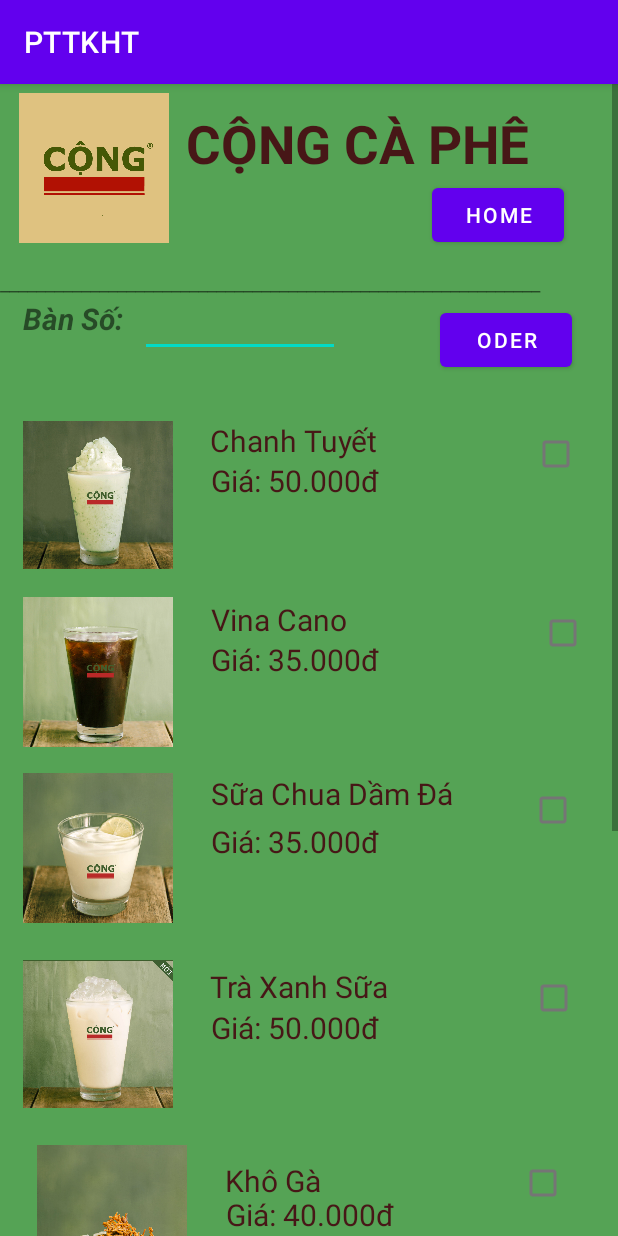
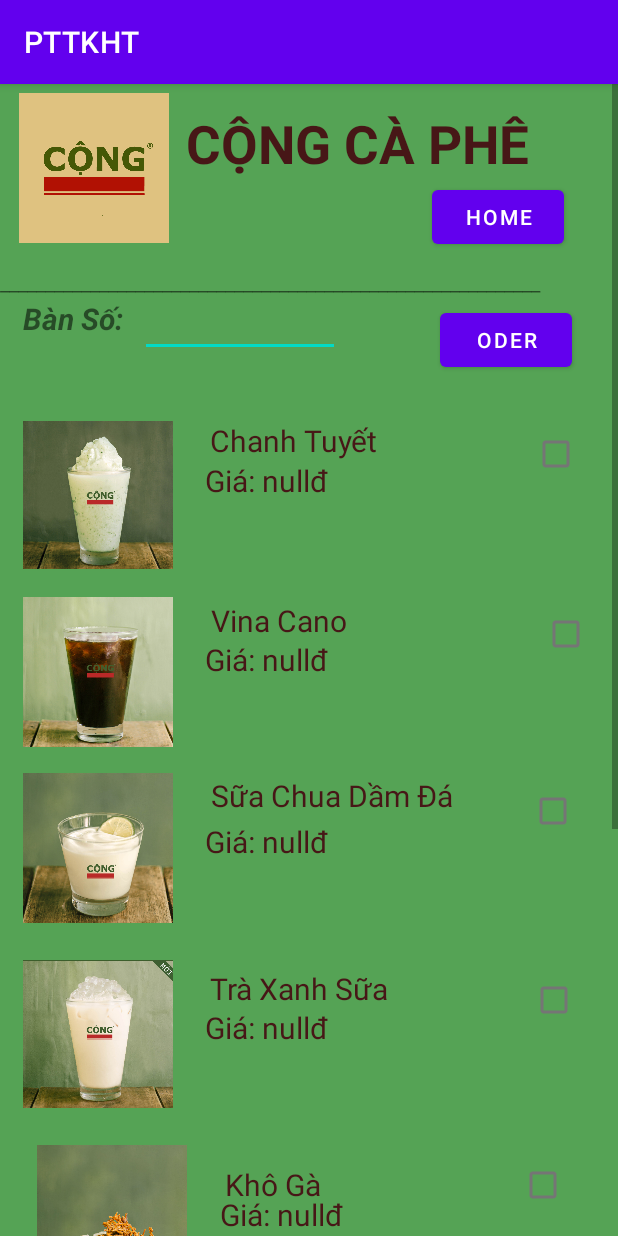
Before and after one commit to thanhtung901/BTL_android_studio, an Android app: the oderr screen opened directly, with no data from a screen before it, on a phone screen of 412 x 824 dp. Run offline under Robolectric (Android 15) with nearby library versions, the phone set to English and light mode, and no system bars; our stand-ins replace Firebase (no records; nobody signed in at launch, a user with empty details on screens opened directly).

Commit message:
activity

```diff
--- a/app/build.gradle
+++ b/app/build.gradle
@@ -1,5 +1,6 @@
 plugins {
     id 'com.android.application'
+    id 'com.google.gms.google-services'
 }
 
 android {
@@ -35,4 +36,7 @@
     testImplementation 'junit:junit:4.13.2'
     androidTestImplementation 'androidx.test.ext:junit:1.1.3'
     androidTestImplementation 'androidx.test.espresso:espresso-core:3.4.0'
+    implementation platform('com.google.firebase:firebase-bom:31.2.3')
+    implementation 'com.google.firebase:firebase-analytics'
+    implementation 'com.google.firebase:firebase-database:20.0.6'
 }
--- a/app/src/main/java/com/example/pttkht/oderr.java
+++ b/app/src/main/java/com/example/pttkht/oderr.java
@@ -1,5 +1,6 @@
 package com.example.pttkht;
 
+import androidx.annotation.NonNull;
 import androidx.appcompat.app.AppCompatActivity;
 
 import android.annotation.SuppressLint;
@@ -8,11 +9,19 @@
 import android.content.DialogInterface;
 import android.content.Intent;
 import android.os.Bundle;
+import android.util.Log;
 import android.view.View;
 import android.widget.Button;
 import android.widget.CheckBox;
 import android.widget.EditText;
+import android.widget.TextView;
 import android.widget.Toast;
+
+import com.google.android.gms.tasks.OnCompleteListener;
+import com.google.android.gms.tasks.Task;
+import com.google.firebase.database.DataSnapshot;
+import com.google.firebase.database.DatabaseReference;
+import com.google.firebase.database.FirebaseDatabase;
 
 import java.util.ArrayList;
 import java.util.Arrays;
@@ -22,9 +31,11 @@
     Button btoder, bthome;
     EditText txtsoban;
     CheckBox cbchanhtuyet,cbvanicano, cbsuachua,cbtraxanh, cbkhoga, cbhuongduong, cbthachden, cbmachiato;
-
+    TextView giachanhtuyet, giavinacano, giasuachua,giatraxanh, giakhoga,giahuongduong, giamachiato,giathachden;
     public static int sobans;
     public static String oderss;
+//    public int gia_chanhtuyet, gia_vinacano, gia_suachua,gia_traxanh, gia_khoga,gia_huongduong, gia_machiato,gia_thachden;
+    @SuppressLint("MissingInflatedId")
     @Override
     protected void onCreate(Bundle savedInstanceState) {
         super.onCreate(savedInstanceState);
@@ -43,6 +54,15 @@
         cbmachiato = findViewById(R.id.checkboxmachiato);
         cbthachden = findViewById(R.id.checkboxthachden);
 
+        giachanhtuyet = findViewById(R.id.giachanhtuyet);
+        giavinacano = findViewById(R.id.giavinacano);
+        giatraxanh = findViewById(R.id.giatraxanh);
+        giasuachua = findViewById(R.id.giasuachua);
+        giakhoga = findViewById(R.id.giakhoga);
+        giahuongduong = findViewById(R.id.giahuongduong);
+        giamachiato = findViewById(R.id.giamachiato);
+        giathachden = findViewById(R.id.giathachden);
+        delay();
 
         btoder.setOnClickListener(new View.OnClickListener() {
             @Override
@@ -106,4 +126,157 @@
         String do_oder = Arrays.toString(do_uong);
         return do_oder;
     }
+    public void get_chanhtuyet(){
+        FirebaseDatabase database = FirebaseDatabase.getInstance();
+        DatabaseReference myRef = database.getReference("/chanhtuyet");
+        myRef.get().addOnCompleteListener(new OnCompleteListener<DataSnapshot>() {
+            @Override
+            public void onComplete(@NonNull Task<DataSnapshot> task) {
+                if (!task.isSuccessful()) {
+                    Log.e("firebase", "Error getting data", task.getException());
+                    giachanhtuyet.setText("Error getting data");
+                }
+                else {
+                    giachanhtuyet.setText("Giá: "+String.valueOf(task.getResult().getValue()) + "đ");
+                }
+            }
+        });
+    }
+    public void get_huongduong(){
+        FirebaseDatabase database = FirebaseDatabase.getInstance();
+        DatabaseReference myRef = database.getReference("/huongduong");
+        myRef.get().addOnCompleteListener(new OnCompleteListener<DataSnapshot>() {
+            @Override
+            public void onComplete(@NonNull Task<DataSnapshot> task) {
+                if (!task.isSuccessful()) {
+                    Log.e("firebase", "Error getting data", task.getException());
+                    giahuongduong.setText("Error getting data");
+                }
+                else {
+                    giahuongduong.setText("Giá: "+String.valueOf(task.getResult().getValue()) + "đ");
+                }
+            }
+        });
+    }
+    public void get_khoga(){
+        FirebaseDatabase database = FirebaseDatabase.getInstance();
+        DatabaseReference myRef = database.getReference("/khoga");
+        myRef.get().addOnCompleteListener(new OnCompleteListener<DataSnapshot>() {
+            @Override
+            public void onComplete(@NonNull Task<DataSnapshot> task) {
+                if (!task.isSuccessful()) {
+                    Log.e("firebase", "Error getting data", task.getException());
+                    giakhoga.setText("Error getting data");
+                }
+                else {
+                    giakhoga.setText("Giá: "+String.valueOf(task.getResult().getValue()) + "đ");
+                }
+            }
+        });
+    }
+    public void get_machiato(){
+        FirebaseDatabase database = FirebaseDatabase.getInstance();
+        DatabaseReference myRef = database.getReference("/machiato");
+        myRef.get().addOnCompleteListener(new OnCompleteListener<DataSnapshot>() {
+            @Override
+            public void onComplete(@NonNull Task<DataSnapshot> task) {
+                if (!task.isSuccessful()) {
+                    Log.e("firebase", "Error getting data", task.getException());
+                    giamachiato.setText("Error getting data");
+                }
+                else {
+                    giamachiato.setText("Giá: "+String.valueOf(task.getResult().getValue()) + "đ");
+                }
+            }
+        });
+    }
+    public void get_suachua(){
+        FirebaseDatabase database = FirebaseDatabase.getInstance();
+        DatabaseReference myRef = database.getReference("/suachua");
+        myRef.get().addOnCompleteListener(new OnCompleteListener<DataSnapshot>() {
+            @Override
+            public void onComplete(@NonNull Task<DataSnapshot> task) {
+                if (!task.isSuccessful()) {
+                    Log.e("firebase", "Error getting data", task.getException());
+                    giasuachua.setText("Error getting data");
+                }
+                else {
+                    giasuachua.setText("Giá: "+String.valueOf(task.getResult().getValue()) + "đ");
+                }
+            }
+        });
+    }
+    public void get_thachden(){
+        FirebaseDatabase database = FirebaseDatabase.getInstance();
+        DatabaseReference myRef = database.getReference("/thachden");
+        myRef.get().addOnCompleteListener(new OnCompleteListener<DataSnapshot>() {
+            @Override
+            public void onComplete(@NonNull Task<DataSnapshot> task) {
+                if (!task.isSuccessful()) {
+                    Log.e("firebase", "Error getting data", task.getException());
+                    giathachden.setText("Error getting data");
+                }
+                else {
+                    giathachden.setText("Giá: "+String.valueOf(task.getResult().getValue()) + "đ");
+                }
+            }
+        });
+    }
+    public void get_traxanh(){
+        FirebaseDatabase database = FirebaseDatabase.getInstance();
+        DatabaseReference myRef = database.getReference("/traxanhsua");
+        myRef.get().addOnCompleteListener(new OnCompleteListener<DataSnapshot>() {
+            @Override
+            public void onComplete(@NonNull Task<DataSnapshot> task) {
+                if (!task.isSuccessful()) {
+                    Log.e("firebase", "Error getting data", task.getException());
+                    giatraxanh.setText("Error getting data");
+                }
+                else {
+                    giatraxanh.setText("Giá: "+String.valueOf(task.getResult().getValue()) + "đ");
+                }
+            }
+        });
+    }
+    public void get_vinacano(){
+        FirebaseDatabase database = FirebaseDatabase.getInstance();
+        DatabaseReference myRef = database.getReference("/vinacano");
+        myRef.get().addOnCompleteListener(new OnCompleteListener<DataSnapshot>() {
+            @Override
+            public void onComplete(@NonNull Task<DataSnapshot> task) {
+                if (!task.isSuccessful()) {
+                    Log.e("firebase", "Error getting data", task.getException());
+                    giavinacano.setText("Error getting data");
+                }
+                else {
+                    giavinacano.setText("Giá: "+String.valueOf(task.getResult().getValue()) + "đ");
+                }
+            }
+        });
+    }
+    public void delay()
+    {
+        Thread thread = new Thread() {
+            @Override
+            public void run() {
+                try {
+                    while (!isInterrupted()) {
+                        Thread.sleep(500);
+                        runOnUiThread(new Runnable() {
+                            @Override
+                            public void run() {
+                                get_chanhtuyet();
+                                get_vinacano();
+                                get_huongduong();get_khoga();get_machiato();get_thachden();get_suachua();get_traxanh();
+
+                            }
+                        });
+                    }
+                } catch (InterruptedException e) {
+                }
+            }
+        };
+        thread.start();
+    }
+
 }
--- a/app/src/main/res/layout/activity_oderr.xml
+++ b/app/src/main/res/layout/activity_oderr.xml
@@ -14,14 +14,13 @@
 
 
         <TextView
-            android:id="@+id/textView32"
-            android:layout_width="wrap_content"
-            android:layout_height="wrap_content"
+            android:id="@+id/giahuongduong"
+            android:layout_width="120dp"
+            android:layout_height="30dp"
             android:layout_marginStart="24dp"
             android:layout_marginTop="860dp"
             android:layout_marginEnd="148dp"
             android:layout_marginBottom="297dp"
-            android:text="Giá: 25.000đ"
             android:textColor="#471717"
             android:textSize="20sp"
             app:layout_constraintBottom_toBottomOf="parent"
@@ -62,14 +61,13 @@
             tools:ignore="TouchTargetSizeCheck" />
 
         <TextView
-            android:id="@+id/textView29"
-            android:layout_width="wrap_content"
-            android:layout_height="wrap_content"
+            android:id="@+id/giakhoga"
+            android:layout_width="120dp"
+            android:layout_height="30dp"
             android:layout_marginStart="24dp"
             android:layout_marginTop="740dp"
             android:layout_marginEnd="148dp"
             android:layout_marginBottom="408dp"
-            android:text="Giá: 40.000đ"
             android:textColor="#471717"
             android:textSize="20sp"
             app:layout_constraintBottom_toBottomOf="parent"
@@ -123,14 +121,13 @@
             app:layout_constraintTop_toTopOf="parent" />
 
         <TextView
-            android:id="@+id/textView17"
-            android:layout_width="wrap_content"
-            android:layout_height="wrap_content"
+            android:id="@+id/giavinacano"
+            android:layout_width="120dp"
+            android:layout_height="30dp"
             android:layout_marginStart="24dp"
             android:layout_marginTop="234dp"
             android:layout_marginEnd="158dp"
             android:layout_marginBottom="82dp"
-            android:text="Giá: 35.000đ"
             android:textColor="#471717"
             android:textSize="20sp"
             app:layout_constraintBottom_toBottomOf="parent"
@@ -140,14 +137,13 @@
             app:layout_constraintVertical_bias="0.162" />
 
         <TextView
-            android:id="@+id/textView20"
-            android:layout_width="wrap_content"
-            android:layout_height="wrap_content"
+            android:id="@+id/giasuachua"
+            android:layout_width="120dp"
+            android:layout_height="30dp"
             android:layout_marginStart="24dp"
             android:layout_marginTop="234dp"
             android:layout_marginEnd="158dp"
             android:layout_marginBottom="82dp"
-            android:text="Giá: 35.000đ"
             android:textColor="#471717"
             android:textSize="20sp"
             app:layout_constraintBottom_toBottomOf="parent"
@@ -157,14 +153,13 @@
             app:layout_constraintVertical_bias="0.306" />
 
         <TextView
-            android:id="@+id/textView23"
-            android:layout_width="wrap_content"
-            android:layout_height="wrap_content"
+            android:id="@+id/giatraxanh"
+            android:layout_width="120dp"
+            android:layout_height="30dp"
             android:layout_marginStart="24dp"
             android:layout_marginTop="234dp"
             android:layout_marginEnd="158dp"
             android:layout_marginBottom="82dp"
-            android:text="Giá: 50.000đ"
             android:textColor="#471717"
             android:textSize="20sp"
             app:layout_constraintBottom_toBottomOf="parent"
@@ -313,7 +308,7 @@
             android:layout_marginBottom="91dp"
             app:layout_constraintBottom_toBottomOf="parent"
             app:layout_constraintEnd_toEndOf="parent"
-            app:layout_constraintStart_toEndOf="@+id/textView17"
+            app:layout_constraintStart_toEndOf="@+id/giavinacano"
             app:layout_constraintTop_toTopOf="parent"
             app:layout_constraintVertical_bias="0.162"
             tools:ignore="TouchTargetSizeCheck" />
@@ -388,14 +383,13 @@
             app:layout_constraintVertical_bias="0.02" />
 
         <TextView
-            android:id="@+id/textView15"
-            android:layout_width="wrap_content"
-            android:layout_height="wrap_content"
+            android:id="@+id/giachanhtuyet"
+            android:layout_width="120dp"
+            android:layout_height="30dp"
             android:layout_marginStart="24dp"
             android:layout_marginTop="234dp"
             android:layout_marginEnd="158dp"
             android:layout_marginBottom="82dp"
-            android:text="Giá: 50.000đ"
             android:textColor="#471717"
             android:textSize="20sp"
             app:layout_constraintBottom_toBottomOf="parent"
@@ -529,14 +523,13 @@
             app:layout_constraintTop_toTopOf="parent" />
 
         <TextView
-            android:id="@+id/textView34"
-            android:layout_width="wrap_content"
-            android:layout_height="wrap_content"
+            android:id="@+id/giamachiato"
+            android:layout_width="120dp"
+            android:layout_height="30dp"
             android:layout_marginStart="24dp"
             android:layout_marginTop="969dp"
             android:layout_marginEnd="148dp"
             android:layout_marginBottom="180dp"
-            android:text="Giá: 15.000đ"
             android:textColor="#471717"
             android:textSize="20sp"
             app:layout_constraintBottom_toBottomOf="parent"
@@ -561,14 +554,13 @@
             app:layout_constraintTop_toTopOf="parent" />
 
         <TextView
-            android:id="@+id/textView36"
-            android:layout_width="wrap_content"
-            android:layout_height="wrap_content"
+            android:id="@+id/giathachden"
+            android:layout_width="120dp"
+            android:layout_height="30dp"
             android:layout_marginStart="24dp"
             android:layout_marginTop="1098dp"
             android:layout_marginEnd="159dp"
             android:layout_marginBottom="59dp"
-            android:text="Giá: 8.000đ"
             android:textColor="#471717"
             android:textSize="20sp"
             app:layout_constraintBottom_toBottomOf="parent"
@@ -586,7 +578,7 @@
             android:layout_marginBottom="179dp"
             app:layout_constraintBottom_toBottomOf="parent"
             app:layout_constraintEnd_toEndOf="parent"
-            app:layout_constraintStart_toEndOf="@+id/textView34"
+            app:layout_constraintStart_toEndOf="@+id/giamachiato"
             app:layout_constraintTop_toTopOf="parent" />
 
         <CheckBox
--- a/build.gradle
+++ b/build.gradle
@@ -1,7 +1,13 @@
+buildscript {
+    dependencies {
+        classpath 'com.google.gms:google-services:4.3.15'
+    }
+}// Top-level build file where you can add configuration options common to all sub-projects/modules
 // Top-level build file where you can add configuration options common to all sub-projects/modules.
 plugins {
     id 'com.android.application' version '7.2.2' apply false
     id 'com.android.library' version '7.2.2' apply false
+
 }
 
 task clean(type: Delete) {
```
Also changed, not shown: 1 other file.
